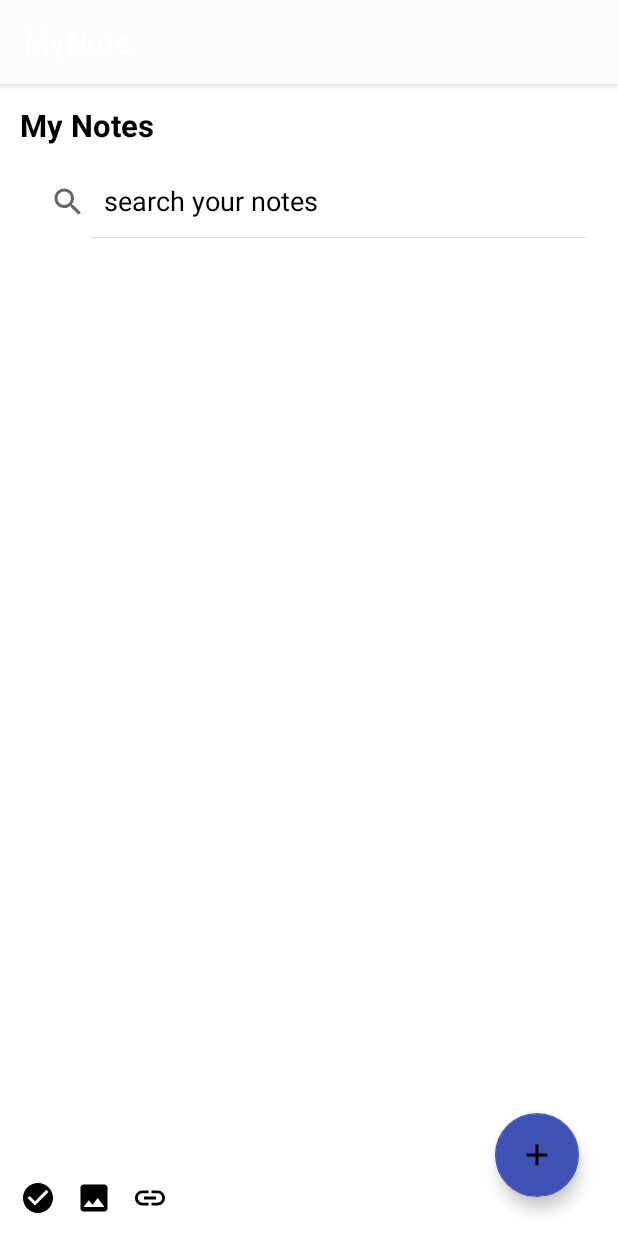
After one commit to AliShiriii/MyNote, an Android app: the fragment HomeFragment shown on its own in the app's theme, on a phone screen of 412 x 824 dp. The commit adds this screen. Run offline under Robolectric (Android 15) with nearby library versions, the phone set to English and light mode, and no system bars; our stand-ins replace Dagger/Hilt's generated code, sdp/ssp sizes.

Commit message:
compelete HomeLayout And drawable

```diff
--- a/app/build.gradle
+++ b/app/build.gradle
@@ -48,6 +48,7 @@ dependencies {
     implementation 'androidx.appcompat:appcompat:1.5.1'
     implementation 'com.google.android.material:material:1.7.0'
     implementation 'androidx.constraintlayout:constraintlayout:2.1.4'
+    implementation 'androidx.legacy:legacy-support-v4:1.0.0'
     testImplementation 'junit:junit:4.13.2'
     androidTestImplementation 'androidx.test.ext:junit:1.1.3'
     androidTestImplementation 'androidx.test.espresso:espresso-core:3.4.0'
--- a/app/src/main/java/com/example/mynote/MainActivity.kt
+++ b/app/src/main/java/com/example/mynote/MainActivity.kt
@@ -2,10 +2,19 @@ package com.example.mynote
 
 import androidx.appcompat.app.AppCompatActivity
 import android.os.Bundle
+import com.example.mynote.databinding.ActivityMainBinding
+import dagger.hilt.android.AndroidEntryPoint
 
+@AndroidEntryPoint
 class MainActivity : AppCompatActivity() {
+
+    private lateinit var binding: ActivityMainBinding
+
     override fun onCreate(savedInstanceState: Bundle?) {
         super.onCreate(savedInstanceState)
-        setContentView(R.layout.activity_main)
+
+        binding = ActivityMainBinding.inflate(layoutInflater)
+        setContentView(binding.root)
+
     }
 }
--- /dev/null
+++ b/app/src/main/java/com/example/mynote/view/HomeFragment.kt
@@ -0,0 +1,21 @@
+package com.example.mynote.view
+
+import android.os.Bundle
+import android.view.LayoutInflater
+import android.view.View
+import android.view.ViewGroup
+import androidx.fragment.app.Fragment
+import com.example.mynote.R
+import dagger.hilt.android.AndroidEntryPoint
+
+@AndroidEntryPoint
+class HomeFragment : Fragment() {
+
+    override fun onCreateView(
+        inflater: LayoutInflater, container: ViewGroup?,
+        savedInstanceState: Bundle?,
+    ): View? {
+        // Inflate the layout for this fragment
+        return inflater.inflate(R.layout.fragment_home, container, false)
+    }
+}
--- /dev/null
+++ b/app/src/main/res/drawable/background_floating.xml
@@ -0,0 +1,9 @@
+<?xml version="1.0" encoding="utf-8"?>
+<shape xmlns:android="http://schemas.android.com/apk/res/android">
+
+    <solid android:color="@color/white" />
+    <corners
+        android:topLeftRadius="@dimen/_20sdp"
+        android:topRightRadius="@dimen/_20sdp" />
+
+</shape>
--- /dev/null
+++ b/app/src/main/res/drawable/background_notes.xml
@@ -0,0 +1,8 @@
+<?xml version="1.0" encoding="utf-8"?>
+<shape xmlns:android="http://schemas.android.com/apk/res/android">
+    <solid android:color="@color/white" />
+    <corners
+        android:bottomLeftRadius="@dimen/_20sdp"
+        android:bottomRightRadius="@dimen/_20sdp" />
+
+</shape>
--- /dev/null
+++ b/app/src/main/res/drawable/background_search.xml
@@ -0,0 +1,7 @@
+<?xml version="1.0" encoding="utf-8"?>
+<shape xmlns:android="http://schemas.android.com/apk/res/android">
+
+    <solid android:color="@color/white" />
+    <corners android:radius="@dimen/_20ssp"/>
+
+</shape>
--- /dev/null
+++ b/app/src/main/res/drawable/ic_add.xml
@@ -0,0 +1,12 @@
+<?xml version="1.0" encoding="utf-8"?>
+<vector xmlns:android="http://schemas.android.com/apk/res/android"
+
+    android:width="24dp"
+    android:height="24dp"
+    android:viewportWidth="24"
+    android:viewportHeight="24"
+    android:tint="?attr/colorControlNormal">
+    <path
+        android:fillColor="@android:color/white"
+        android:pathData="M19,13h-6v6h-2v-6H5v-2h6V5h2v6h6v2z"/>
+</vector>
--- /dev/null
+++ b/app/src/main/res/drawable/ic_back.xml
@@ -0,0 +1,13 @@
+<?xml version="1.0" encoding="utf-8"?>
+<vector xmlns:android="http://schemas.android.com/apk/res/android"
+
+    android:width="24dp"
+    android:height="24dp"
+    android:viewportWidth="24"
+    android:viewportHeight="24"
+    android:tint="?attr/colorControlNormal"
+    android:autoMirrored="true">
+    <path
+        android:fillColor="@android:color/white"
+        android:pathData="M11.67,3.87L9.9,2.1 0,12l9.9,9.9 1.77,-1.77L3.54,12z"/>
+</vector>
--- /dev/null
+++ b/app/src/main/res/drawable/ic_image.xml
@@ -0,0 +1,12 @@
+<?xml version="1.0" encoding="utf-8"?>
+<vector xmlns:android="http://schemas.android.com/apk/res/android"
+    android:width="24dp"
+    android:height="24dp"
+    android:viewportWidth="24"
+    android:viewportHeight="24"
+    android:tint="?attr/colorControlNormal">
+    <path
+        android:fillColor="@android:color/white"
+        android:pathData="M21,19V5c0,-1.1 -0.9,-2 -2,-2H5c-1.1,0 -2,0.9 -2,2v14c0,1.1 0.9,2 2,2h14c1.1,0 2,-0.9 2,-2zM8.5,13.5l2.5,3.01L14.5,12l4.5,6H5l3.5,-4.5z"/>
+
+</vector>
--- /dev/null
+++ b/app/src/main/res/drawable/ic_link.xml
@@ -0,0 +1,11 @@
+<?xml version="1.0" encoding="utf-8"?>
+<vector xmlns:android="http://schemas.android.com/apk/res/android"
+    android:width="24dp"
+    android:height="24dp"
+    android:viewportWidth="24"
+    android:viewportHeight="24"
+    android:tint="?attr/colorControlNormal">
+    <path
+        android:fillColor="@android:color/white"
+        android:pathData="M3.9,12c0,-1.71 1.39,-3.1 3.1,-3.1h4L11,7L7,7c-2.76,0 -5,2.24 -5,5s2.24,5 5,5h4v-1.9L7,15.1c-1.71,0 -3.1,-1.39 -3.1,-3.1zM8,13h8v-2L8,11v2zM17,7h-4v1.9h4c1.71,0 3.1,1.39 3.1,3.1s-1.39,3.1 -3.1,3.1h-4L13,17h4c2.76,0 5,-2.24 5,-5s-2.24,-5 -5,-5z"/>
+</vector>
--- /dev/null
+++ b/app/src/main/res/drawable/ic_search.xml
@@ -0,0 +1,10 @@
+<vector xmlns:android="http://schemas.android.com/apk/res/android"
+    android:width="24dp"
+    android:height="24dp"
+    android:viewportWidth="24"
+    android:viewportHeight="24"
+    android:tint="?attr/colorControlNormal">
+  <path
+      android:fillColor="@android:color/white"
+      android:pathData="M15.5,14h-0.79l-0.28,-0.27C15.41,12.59 16,11.11 16,9.5 16,5.91 13.09,3 9.5,3S3,5.91 3,9.5 5.91,16 9.5,16c1.61,0 3.09,-0.59 4.23,-1.57l0.27,0.28v0.79l5,4.99L20.49,19l-4.99,-5zM9.5,14C7.01,14 5,11.99 5,9.5S7.01,5 9.5,5 14,7.01 14,9.5 11.99,14 9.5,14z"/>
+</vector>
--- /dev/null
+++ b/app/src/main/res/drawable/ic_tick.xml
@@ -0,0 +1,11 @@
+<?xml version="1.0" encoding="utf-8"?>
+<vector xmlns:android="http://schemas.android.com/apk/res/android"
+    android:width="24dp"
+    android:height="24dp"
+    android:viewportWidth="24"
+    android:viewportHeight="24"
+    android:tint="?attr/colorControlNormal">
+    <path
+        android:fillColor="@android:color/white"
+        android:pathData="M12,2C6.48,2 2,6.48 2,12s4.48,10 10,10 10,-4.48 10,-10S17.52,2 12,2zM10,17l-5,-5 1.41,-1.41L10,14.17l7.59,-7.59L19,8l-9,9z"/>
+</vector>
--- /dev/null
+++ b/app/src/main/res/layout/fragment_home.xml
@@ -0,0 +1,91 @@
+<androidx.constraintlayout.widget.ConstraintLayout xmlns:android="http://schemas.android.com/apk/res/android"
+    xmlns:tools="http://schemas.android.com/tools"
+    android:layout_width="match_parent"
+    android:layout_height="match_parent"
+    xmlns:app="http://schemas.android.com/apk/res-auto"
+    tools:context=".view.HomeFragment">
+
+    <TextView
+        android:id="@+id/notesTitle"
+        android:layout_width="match_parent"
+        android:layout_height="wrap_content"
+        android:background="@drawable/background_notes"
+        android:paddingStart="@dimen/_10sdp"
+        android:paddingTop="@dimen/_10sdp"
+        android:text="@string/my_notes"
+        android:textColor="@color/black"
+        android:textSize="@dimen/_16ssp"
+        android:textStyle="bold"
+        app:layout_constraintEnd_toEndOf="parent"
+        app:layout_constraintStart_toStartOf="parent"
+        app:layout_constraintTop_toTopOf="parent" />
+
+    <SearchView
+        android:id="@+id/search_view"
+        android:layout_width="match_parent"
+        android:layout_height="wrap_content"
+        android:layout_margin="@dimen/_10sdp"
+        android:queryHint="@string/search"
+        android:iconifiedByDefault="false"
+        android:theme="@style/ThemeOverlay.Search"
+        android:background="@drawable/background_search"
+        android:searchIcon="@drawable/ic_search"
+        app:layout_constraintEnd_toEndOf="parent"
+        app:layout_constraintStart_toStartOf="parent"
+        app:layout_constraintTop_toBottomOf="@id/notesTitle" />
+
+    <androidx.recyclerview.widget.RecyclerView
+        android:id="@+id/notesList"
+        android:layout_width="match_parent"
+        android:layout_height="wrap_content"
+        android:layout_margin="@dimen/_10sdp"
+        app:layout_constraintEnd_toEndOf="parent"
+        app:layout_constraintStart_toStartOf="parent"
+        app:layout_constraintTop_toBottomOf="@id/search_view" />
+
+
+    <LinearLayout
+        android:id="@+id/line1"
+        android:layout_width="match_parent"
+        android:layout_height="wrap_content"
+        android:background="@drawable/background_floating"
+        android:orientation="horizontal"
+        android:padding="@dimen/_10sdp"
+        app:layout_constraintBottom_toBottomOf="parent"
+        app:layout_constraintEnd_toEndOf="parent"
+        app:layout_constraintStart_toStartOf="parent">
+
+        <ImageView
+            android:layout_width="wrap_content"
+            android:layout_height="wrap_content"
+            android:src="@drawable/ic_tick"
+            app:tint="@color/black" />
+
+        <ImageView
+            android:layout_width="wrap_content"
+            android:layout_height="wrap_content"
+            android:layout_marginStart="@dimen/_10sdp"
+            android:layout_marginEnd="@dimen/_10sdp"
+            android:src="@drawable/ic_image"
+            app:tint="@color/black" />
+
+        <ImageView
+            android:layout_width="wrap_content"
+            android:layout_height="wrap_content"
+            android:src="@drawable/ic_link"
+            app:tint="@color/black" />
+
+    </LinearLayout>
+
+    <com.google.android.material.floatingactionbutton.FloatingActionButton
+        android:layout_width="wrap_content"
+        android:layout_height="wrap_content"
+        android:layout_marginBottom="@dimen/_20sdp"
+        android:layout_marginEnd="@dimen/_20sdp"
+        android:background="@color/white"
+        android:src="@drawable/ic_add"
+        android:tint="@color/white"
+        app:layout_constraintBottom_toBottomOf="parent"
+        app:layout_constraintEnd_toEndOf="parent" />
+
+</androidx.constraintlayout.widget.ConstraintLayout>
--- a/app/src/main/res/navigation/nav_graph.xml
+++ b/app/src/main/res/navigation/nav_graph.xml
@@ -1,6 +1,13 @@
 <?xml version="1.0" encoding="utf-8"?>
 <navigation xmlns:android="http://schemas.android.com/apk/res/android"
     xmlns:app="http://schemas.android.com/apk/res-auto"
-    android:id="@+id/nav_graph">
+    xmlns:tools="http://schemas.android.com/tools"
+    android:id="@+id/nav_graph"
+    app:startDestination="@id/homeFragment">
 
+    <fragment
+        android:id="@+id/homeFragment"
+        android:name="com.example.mynote.view.HomeFragment"
+        android:label="fragment_home"
+        tools:layout="@layout/fragment_home" />
 </navigation>
--- a/app/src/main/res/values/colors.xml
+++ b/app/src/main/res/values/colors.xml
@@ -1,10 +1,12 @@
 <?xml version="1.0" encoding="utf-8"?>
 <resources>
     <color name="purple_200">#FFBB86FC</color>
-    <color name="purple_500">#FF6200EE</color>
-    <color name="purple_700">#FF3700B3</color>
-    <color name="teal_200">#FF03DAC5</color>
+    <color name="purple_500">#FCFBFD</color>
+    <color name="purple_700">#FFFFFF</color>
+    <color name="teal_200">#3F51B5</color>
     <color name="teal_700">#FF018786</color>
     <color name="black">#FF000000</color>
     <color name="white">#FFFFFFFF</color>
+    <color name="bachGroundInHome">#D5D4D4</color>
+    <color name="floating">#B6B1B1</color>
 </resources>
--- a/app/src/main/res/values/strings.xml
+++ b/app/src/main/res/values/strings.xml
@@ -1,3 +1,7 @@
 <resources>
     <string name="app_name">MyNote</string>
+    <string name="my_notes">My Notes</string>
+    <string name="search">search your notes</string>
+    <!-- TODO: Remove or change this placeholder text -->
+    <string name="hello_blank_fragment">Hello blank fragment</string>
 </resources>
--- a/app/src/main/res/values/themes.xml
+++ b/app/src/main/res/values/themes.xml
@@ -13,4 +13,12 @@
         <item name="android:statusBarColor" tools:targetApi="l">?attr/colorPrimaryVariant</item>
         <!-- Customize your theme here. -->
     </style>
+
+
+    <style name="ThemeOverlay.Search" parent="Theme.MyNote">
+
+        <item name="android:editTextColor">#474646</item>
+        <item name="android:textColorHint">#000000</item>
+    </style>
+
 </resources>
```
